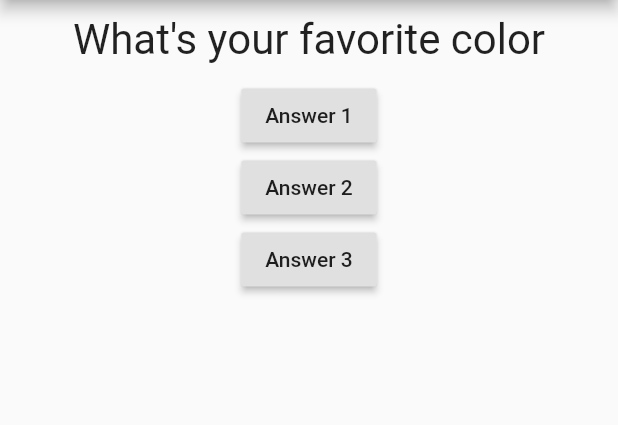
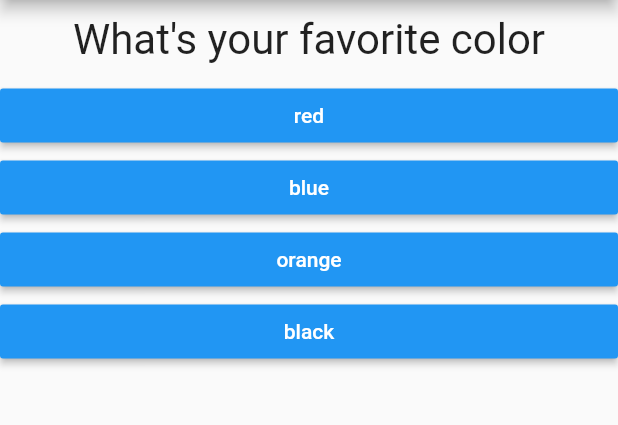
Before and after one commit to rahulverma0/flutter-playground, a Flutter app: the screen it shows after launch, on a phone screen of 412 x 824 dp, the part 84-509 px from its top. Run offline on Flutter 3.47's test engine with Material 2 defaults, Android fonts, the phone set to English and light mode, and no system bars.

Commit message:
Completed version 1.0 Quiz app

```diff
--- /dev/null
+++ b/flutter_complete_guide/lib/answer.dart
@@ -0,0 +1,20 @@
+import 'package:flutter/material.dart';
+
+class Answer extends StatelessWidget {
+  final Function selectHandler;
+  final String answerText;
+  Answer(this.selectHandler, this.answerText);
+
+  @override
+  Widget build(BuildContext context) {
+    return Container(
+      width: double.infinity,
+      child: RaisedButton(
+              color: Colors.blue,
+              textColor: Colors.white,
+              child: Text(this.answerText),
+              onPressed: this.selectHandler,
+            ),
+    );
+  }
+}
--- a/flutter_complete_guide/lib/main.dart
+++ b/flutter_complete_guide/lib/main.dart
@@ -1,5 +1,6 @@
 import 'package:flutter/material.dart';
-import './question.dart';
+import './quiz.dart';
+import './result.dart';
 /*
 void main() {
   runApp(MyApp());
@@ -8,51 +9,74 @@ void main() {
 
 void main() => runApp(MyApp());
 
-class MyApp extends StatefulWidget{
+class MyApp extends StatefulWidget {
   @override
   State<StatefulWidget> createState() {
     return _MyAppState();
   }
+}
 
-}
 //"_" prefixed to Class & function makes it private
-class _MyAppState extends State<MyApp>{
+class _MyAppState extends State<MyApp> {
   var questionIndex = 0;
-  void _answerQuestion() {
+  static const _questions = [
+    {
+      'questionText': 'What\'s your favorite color',
+      'answers': [
+        {'text': 'red', 'score': 10},
+        {'text': 'blue', 'score': 5},
+        {'text': 'orange', 'score': 2},
+        {'text': 'black', 'score': 1},
+      ],
+    },
+    {
+      'questionText': 'What\'s your favorite animal',
+      'answers': [
+        {'text': 'Lion', 'score': 4},
+        {'text': 'Dog', 'score': 10},
+        {'text': 'cat', 'score': 6},
+        {'text': 'cow', 'score': 1},
+      ],
+    },
+    {
+      'questionText': 'What\'s your favorite country',
+      'answers': [
+        {'text': 'US', 'score': 3},
+        {'text': 'UK', 'score': 7},
+        {'text': 'Canda', 'score': 10},
+        {'text': 'Italy', 'score': 1},
+      ],
+    },
+  ];
+  var _totalScore=0;
+  void _resetQuiz(){
+    setState(() {
+      this._totalScore=0;
+      this.questionIndex=0;
+    });
+  }
+
+  void _answerQuestion(int score) {
+    _totalScore +=score;
     setState(() {
       questionIndex += 1;
     });
-
   }
 
   @override
   Widget build(BuildContext context) {
-    var _questions = [
-      'What\'s your favorite color',
-      'What\'s your favorite animal',
-    ];
     return MaterialApp(
       home: Scaffold(
         appBar: AppBar(
           title: Text('My First App'),
         ),
-        body: Column(
-          children: [
-            Question(_questions[questionIndex]),
-            RaisedButton(
-              child: Text('Answer 1'),
-              onPressed: _answerQuestion,
-            ),
-            RaisedButton(
-              child: Text('Answer 2'),
-              onPressed: _answerQuestion,
-            ),
-            RaisedButton(
-              child: Text('Answer 3'),
-              onPressed: _answerQuestion,
-            ),
-          ],
-        ),
+        body: questionIndex < _questions.length
+            ? Quiz(
+                questions: _questions,
+                answerQuestion: _answerQuestion,
+                questionIndex: questionIndex,
+              )
+            : Result(_totalScore,_resetQuiz),
       ),
     );
   }
--- /dev/null
+++ b/flutter_complete_guide/lib/quiz.dart
@@ -0,0 +1,23 @@
+import 'package:flutter/material.dart';
+import './question.dart';
+import './answer.dart';
+
+class Quiz extends StatelessWidget {
+  final List<Map<String, Object>> questions;
+  final Function answerQuestion;
+  final questionIndex;
+  Quiz(
+    {this.questions,
+    this.answerQuestion,
+    this.questionIndex,}
+  );
+  @override
+  Widget build(BuildContext context) {
+    return Column(children: [
+      Question(questions[questionIndex]['questionText']),
+      ...(questions[questionIndex]['answers'] as List<Map<String,Object>>).map((a) {
+        return Answer(()=>answerQuestion(a['score']),a['text']);
+      }).toList()
+    ]);
+  }
+}
```
Also changed, not shown: flutter_complete_guide/lib/result.dart (added, +41 -0 lines).
